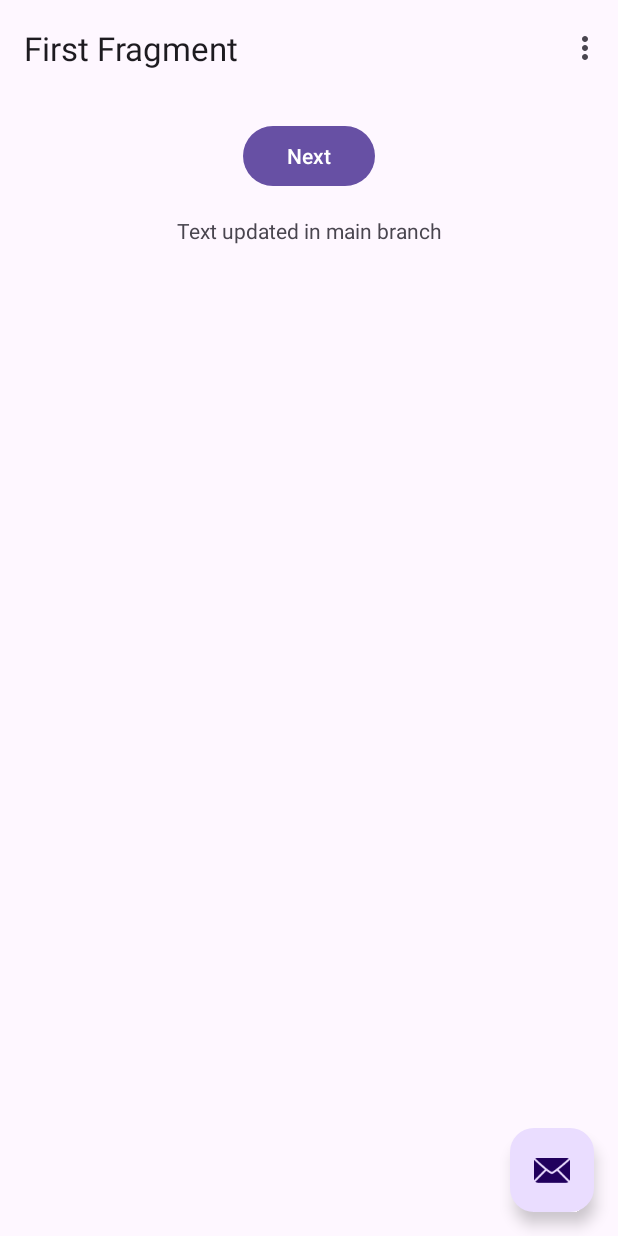
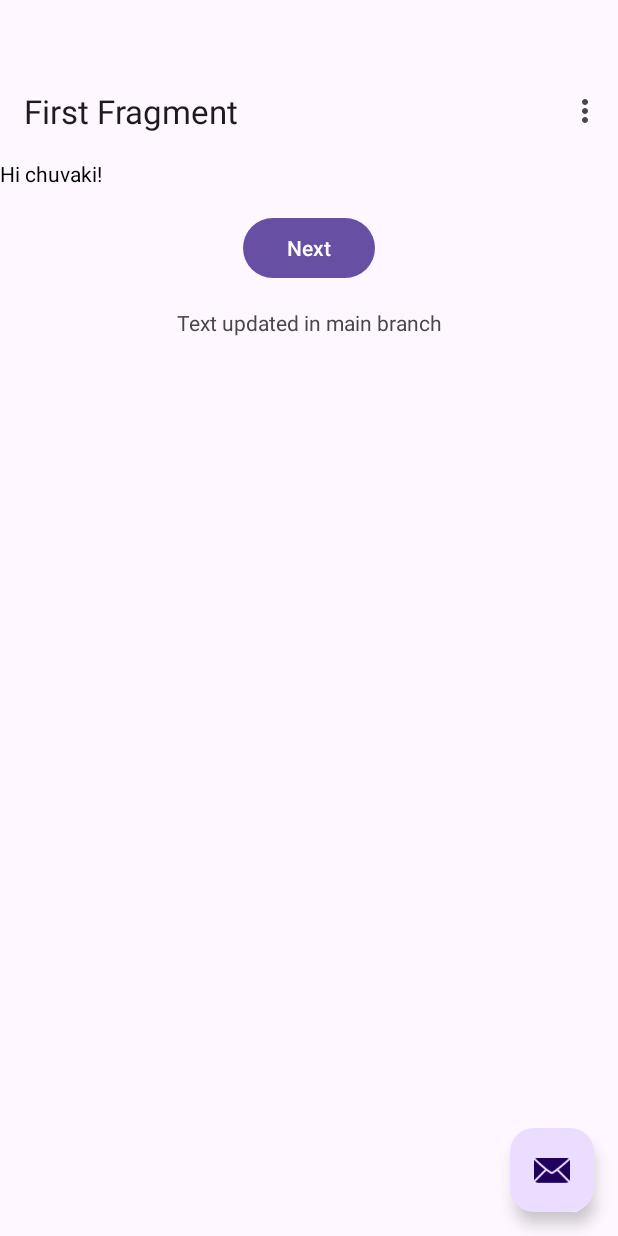
Before and after one commit to Mashaxa/ProjectGitLeonteva, an Android app: the screen it shows after launch (MainActivity), on a phone screen of 412 x 824 dp. Run offline under Robolectric (Android 15) with nearby library versions, the phone set to English and light mode, and no system bars; our stand-ins replace navigation-ui.

Commit message:
Add TextView to main activity

```diff
--- a/app/src/main/res/layout/activity_main.xml
+++ b/app/src/main/res/layout/activity_main.xml
@@ -8,15 +8,28 @@
     tools:context=".MainActivity">
 
     <com.google.android.material.appbar.AppBarLayout
+        android:id="@+id/appBarLayout"
         android:layout_width="match_parent"
         android:layout_height="wrap_content"
-        android:fitsSystemWindows="true">
+        android:fitsSystemWindows="true"
+        app:layout_anchor="@+id/appBarLayout"
+        app:layout_anchorGravity="bottom|center">
 
         <com.google.android.material.appbar.MaterialToolbar
             android:id="@+id/toolbar"
             android:layout_width="match_parent"
             android:layout_height="?attr/actionBarSize" />
 
+        <TextView
+            android:id="@+id/textView"
+            android:layout_width="wrap_content"
+            android:layout_height="wrap_content"
+            android:text="Hi chuvaki!"
+            android:textColor="@color/black"
+            app:layout_constraintBottom_toBottomOf="parent"
+            app:layout_constraintLeft_toLeftOf="parent"
+            app:layout_constraintRight_toRightOf="parent"
+            app:layout_constraintTop_toTopOf="parent" />
     </com.google.android.material.appbar.AppBarLayout>
 
     <include layout="@layout/content_main" />
```
